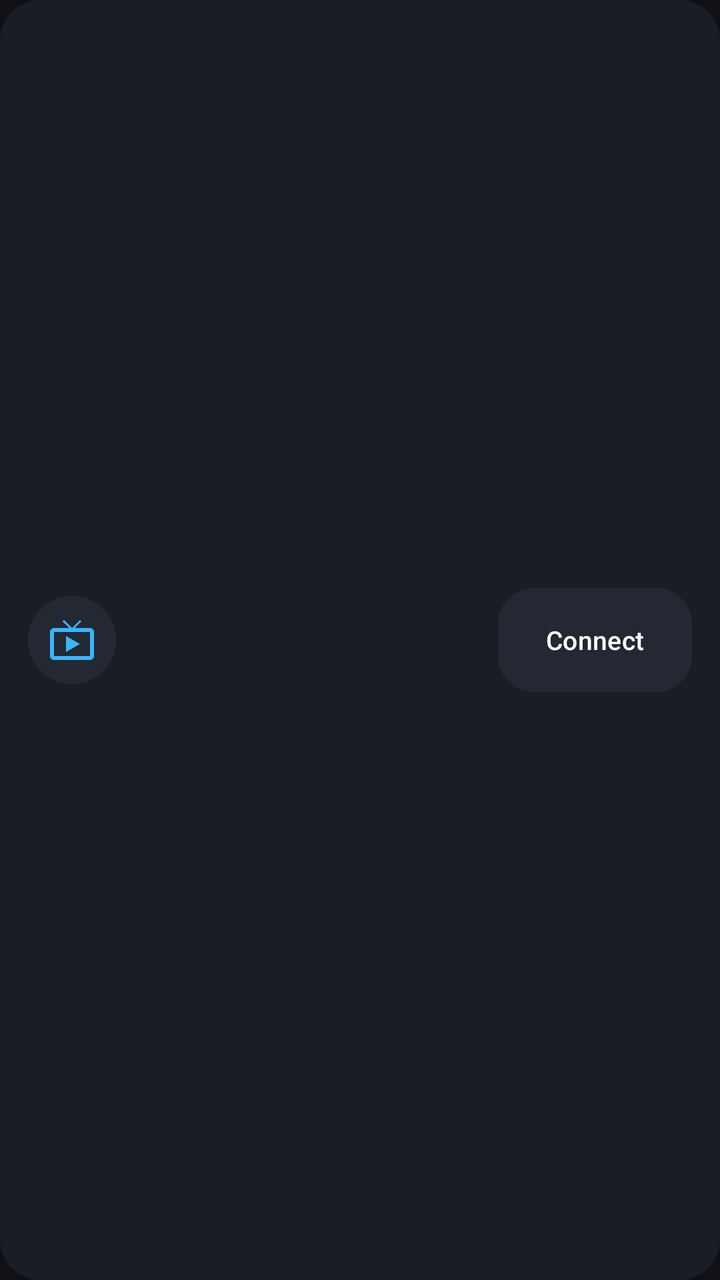
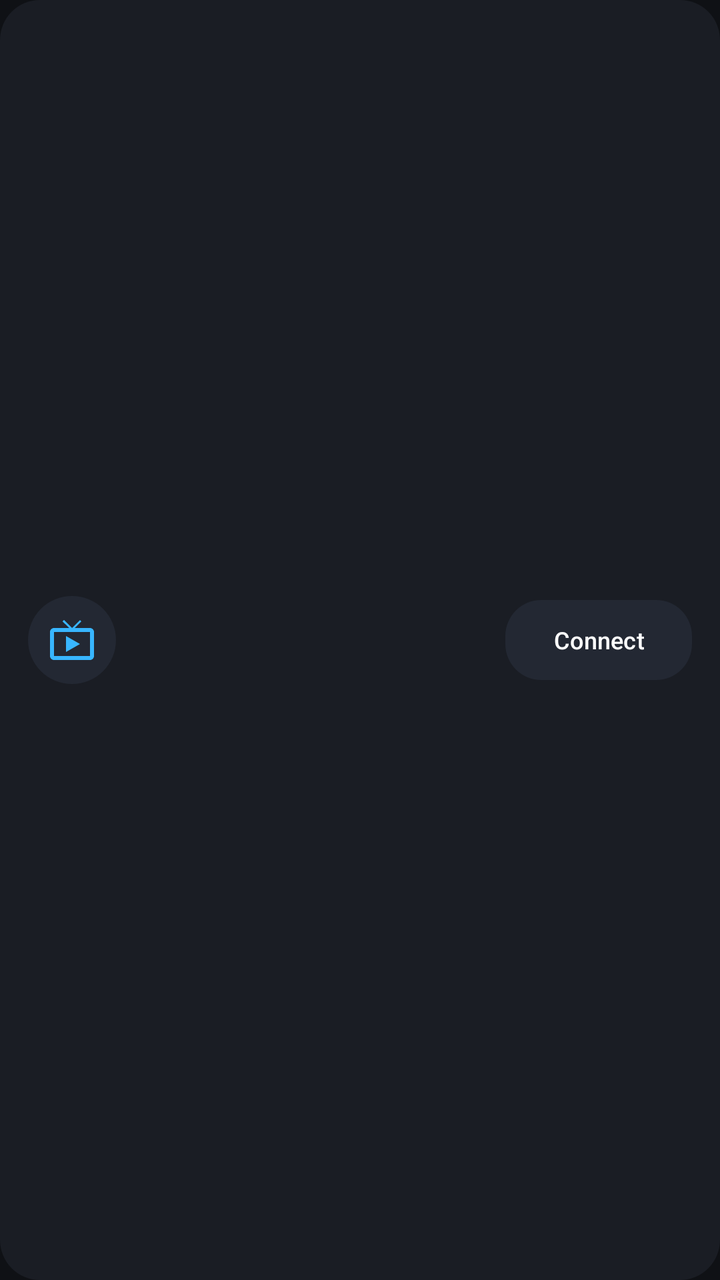

Compare the two renders of this Android layout. The source of the first and the diff that turns it into the second are given below.
<!-- AndroidManifest.xml: application theme Theme.LGWebOSRemote -->
<!-- res/layout/item_tv.xml -->
<?xml version="1.0" encoding="utf-8"?>
<LinearLayout xmlns:android="http://schemas.android.com/apk/res/android"
    xmlns:app="http://schemas.android.com/apk/res-auto"
    android:layout_width="match_parent"
    android:layout_height="wrap_content"
    android:layout_marginTop="8dp"
    android:background="@drawable/bg_card"
    android:gravity="center_vertical"
    android:orientation="horizontal"
    android:padding="14dp">

    <ImageView
        android:id="@+id/tvIcon"
        android:layout_width="44dp"
        android:layout_height="44dp"
        android:background="@drawable/bg_circle_button"
        android:padding="10dp"
        android:src="@drawable/ic_tv"
        android:tint="@color/accent"
        android:contentDescription="@string/unknown_tv" />

    <LinearLayout
        android:layout_width="0dp"
        android:layout_height="wrap_content"
        android:layout_marginStart="14dp"
        android:layout_weight="1"
        android:orientation="vertical">

        <TextView
            android:id="@+id/tvName"
            android:layout_width="wrap_content"
            android:layout_height="wrap_content"
            android:ellipsize="end"
            android:maxLines="1"
            android:textColor="@color/text_primary"
            android:textSize="16sp"
            android:textStyle="bold" />

        <TextView
            android:id="@+id/tvStatus"
            android:layout_width="wrap_content"
            android:layout_height="wrap_content"
            android:layout_marginTop="3dp"
            android:textColor="@color/text_secondary"
            android:textSize="13sp" />
    </LinearLayout>

    <com.google.android.material.button.MaterialButton
        android:id="@+id/btnConnect"
        style="@style/RemoteButton"
        android:layout_width="wrap_content"
        android:layout_height="wrap_content"
        android:minWidth="0dp"
        android:text="@string/connect"
        android:textSize="13sp" />

</LinearLayout>
<!-- resources referenced by this layout -->
<resources>
  <color name="accent">#38B6FF</color>
  <color name="text_primary">#FFFFFF</color>
  <color name="text_secondary">#8A93A6</color>
  <!-- drawable bg_card (drawable) -->
  <?xml version="1.0" encoding="utf-8"?>
  <shape xmlns:android="http://schemas.android.com/apk/res/android"
      android:shape="rectangle">
      <solid android:color="@color/surface" />
      <corners android:radius="20dp" />
  </shape>
  <!-- drawable bg_circle_button (drawable) -->
  <?xml version="1.0" encoding="utf-8"?>
  <selector xmlns:android="http://schemas.android.com/apk/res/android">
      <item android:state_pressed="true">
          <shape android:shape="oval">
              <solid android:color="@color/surface_press" />
          </shape>
      </item>
      <item>
          <shape android:shape="oval">
              <solid android:color="@color/surface_alt" />
          </shape>
      </item>
  </selector>
  <!-- drawable ic_tv (drawable) -->
  <vector xmlns:android="http://schemas.android.com/apk/res/android"
      android:width="24dp"
      android:height="24dp"
      android:viewportWidth="24"
      android:viewportHeight="24"
      android:tint="?attr/colorControlNormal">
      <path
          android:fillColor="#FFFFFFFF"
          android:pathData="M21,6h-7.59l3.29,-3.29L16,2l-4,4 -4,-4 -0.71,0.71L10.59,6H3c-1.1,0 -2,0.89 -2,2v12c0,1.1 0.9,2 2,2h18c1.1,0 2,-0.9 2,-2V8c0,-1.11 -0.9,-2 -2,-2zM21,20H3V8h18v12zM9,10v8l7,-4 -7,-4z" />
  </vector>
  <string name="connect">Connect</string>
  <string name="unknown_tv">LG TV</string>
  <style name="RemoteButton" parent="Widget.Material3.Button">
          <item name="backgroundTint">@color/surface_alt</item>
          <item name="android:textColor">@color/text_primary</item>
          <item name="cornerRadius">18dp</item>
          <item name="android:insetTop">0dp</item>
          <item name="android:insetBottom">0dp</item>
          <item name="android:minHeight">52dp</item>
      </style>
  <style name="Theme.LGWebOSRemote" parent="Theme.Material3.Dark.NoActionBar">
          <item name="colorPrimary">@color/accent</item>
          <item name="colorOnPrimary">@color/black</item>
          <item name="colorSecondary">@color/accent</item>
          <item name="colorOnSecondary">@color/black</item>
          <item name="android:statusBarColor">@color/bg</item>
          <item name="android:navigationBarColor">@color/bg</item>
          <item name="android:windowBackground">@color/bg</item>
      </style>
  <color name="surface">#1A1D24</color>
  <color name="surface_press">#2C3340</color>
  <color name="surface_alt">#232833</color>
  <color name="black">#000000</color>
  <color name="bg">#0F1115</color>
</resources>

<!-- the commit's change to res/layout/item_tv.xml (unified diff, before → after) -->
@@ -45,13 +45,30 @@
             android:textSize="13sp" />
     </LinearLayout>
 
-    <com.google.android.material.button.MaterialButton
-        android:id="@+id/btnConnect"
-        style="@style/RemoteButton"
+    <LinearLayout
         android:layout_width="wrap_content"
         android:layout_height="wrap_content"
-        android:minWidth="0dp"
-        android:text="@string/connect"
-        android:textSize="13sp" />
+        android:gravity="center_vertical"
+        android:orientation="horizontal">
+
+        <com.google.android.material.button.MaterialButton
+            android:id="@+id/btnConnect"
+            style="@style/CompactButton"
+            android:layout_width="wrap_content"
+            android:layout_height="wrap_content"
+            android:minWidth="0dp"
+            android:text="@string/connect" />
+
+        <com.google.android.material.button.MaterialButton
+            android:id="@+id/btnForget"
+            style="@style/CompactTextButton"
+            android:layout_width="wrap_content"
+            android:layout_height="wrap_content"
+            android:layout_marginStart="6dp"
+            android:minWidth="0dp"
+            android:visibility="gone"
+            android:text="@string/forget_confirm" />
+
+    </LinearLayout>
 
 </LinearLayout>
<!-- resource entries referenced after the edit -->
@@ -36,14 +36,20 @@
           android:pathData="M21,6h-7.59l3.29,-3.29L16,2l-4,4 -4,-4 -0.71,0.71L10.59,6H3c-1.1,0 -2,0.89 -2,2v12c0,1.1 0.9,2 2,2h18c1.1,0 2,-0.9 2,-2V8c0,-1.11 -0.9,-2 -2,-2zM21,20H3V8h18v12zM9,10v8l7,-4 -7,-4z" />
   </vector>
   <string name="connect">Connect</string>
+  <string name="forget_confirm">Forget</string>
   <string name="unknown_tv">LG TV</string>
-  <style name="RemoteButton" parent="Widget.Material3.Button">
-          <item name="backgroundTint">@color/surface_alt</item>
-          <item name="android:textColor">@color/text_primary</item>
-          <item name="cornerRadius">18dp</item>
-          <item name="android:insetTop">0dp</item>
-          <item name="android:insetBottom">0dp</item>
-          <item name="android:minHeight">52dp</item>
+  <style name="CompactButton" parent="RemoteButton">
+          <item name="android:minHeight">40dp</item>
+          <item name="android:paddingStart">14dp</item>
+          <item name="android:paddingEnd">14dp</item>
+          <item name="android:textSize">12sp</item>
+      </style>
+  <style name="CompactTextButton" parent="Widget.Material3.Button.TextButton">
+          <item name="android:minHeight">40dp</item>
+          <item name="android:paddingStart">10dp</item>
+          <item name="android:paddingEnd">10dp</item>
+          <item name="android:textSize">12sp</item>
+          <item name="android:textColor">@color/danger</item>
       </style>
   <style name="Theme.LGWebOSRemote" parent="Theme.Material3.Dark.NoActionBar">
           <item name="colorPrimary">@color/accent</item>
@@ -57,6 +63,15 @@
   <color name="surface">#1A1D24</color>
   <color name="surface_press">#2C3340</color>
   <color name="surface_alt">#232833</color>
+  <style name="RemoteButton" parent="Widget.Material3.Button">
+          <item name="backgroundTint">@color/surface_alt</item>
+          <item name="android:textColor">@color/text_primary</item>
+          <item name="cornerRadius">18dp</item>
+          <item name="android:insetTop">0dp</item>
+          <item name="android:insetBottom">0dp</item>
+          <item name="android:minHeight">52dp</item>
+      </style>
+  <color name="danger">#FF5A5A</color>
   <color name="black">#000000</color>
   <color name="bg">#0F1115</color>
 </resources>
